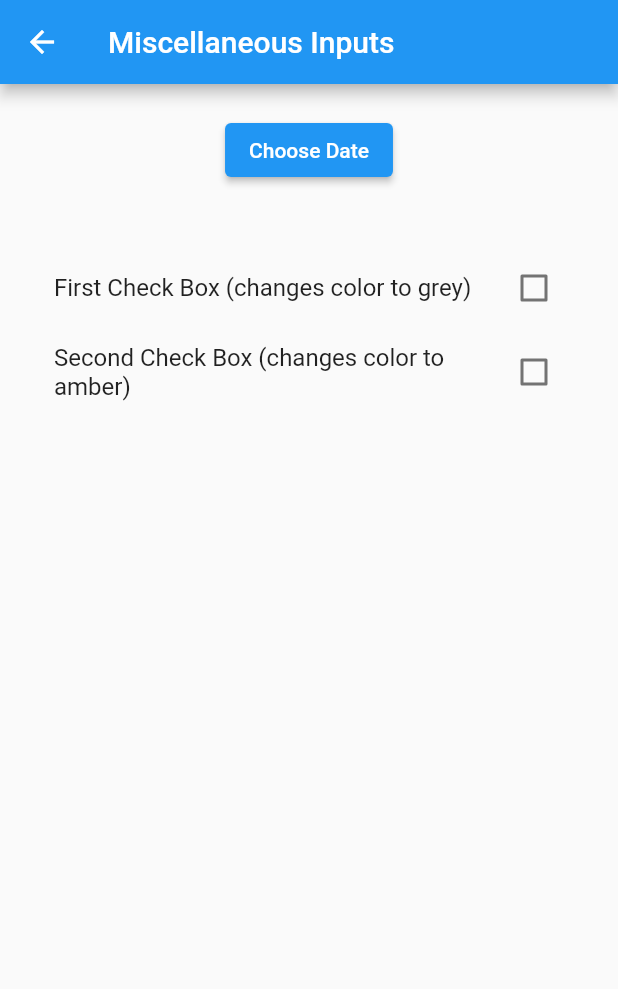
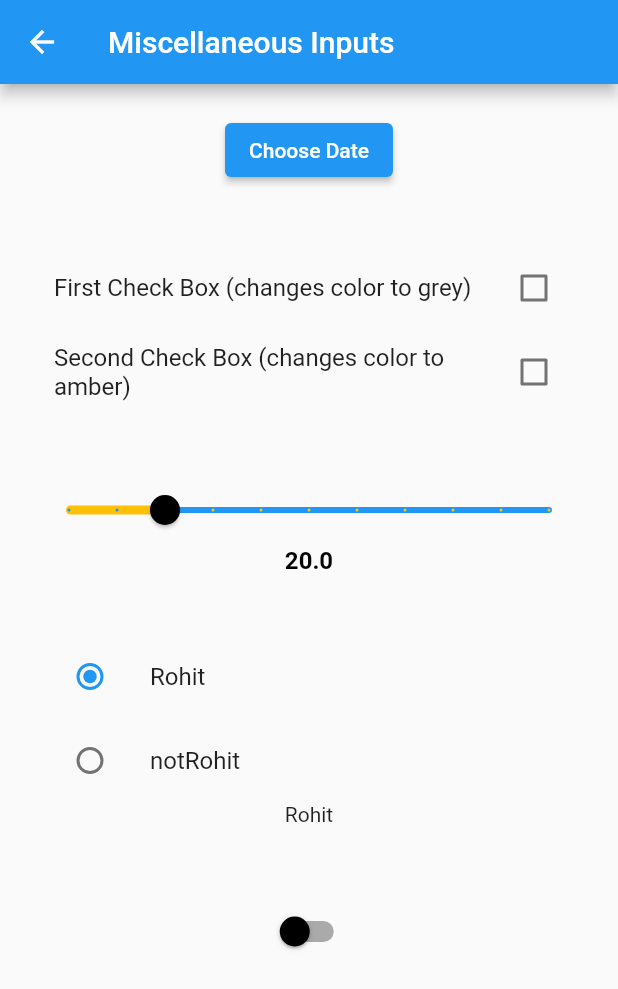
Before and after one commit to rohit0110/Basic-Training, a Flutter app: the MiscPage screen opened directly, on a phone screen of 412 x 824 dp. Shown: the top 989 px of the screen. Run offline on Flutter 3.47's test engine with Material 2 defaults, Android fonts, the phone set to English and light mode, and no system bars.

Commit message:
Added inputs to MiscPage

```diff
--- a/aesthetic/lib/diffButtons/diffButtons.dart
+++ b/aesthetic/lib/diffButtons/diffButtons.dart
@@ -16,11 +16,7 @@ class _DiffButtonsState extends State<DiffButtons> {
     return Scaffold(
       appBar: AppBar(title: const Text("Buttons Page")),
       body: Column(
-        children: [
-          const TextButtonz(),
-          const IconButtonz(),
-          const ElevatedButtonz()
-        ],
+        children: const [TextButtonz(), IconButtonz(), ElevatedButtonz()],
       ),
     );
   }
--- a/aesthetic/lib/miscellaneous/miscPage.dart
+++ b/aesthetic/lib/miscellaneous/miscPage.dart
@@ -1,5 +1,8 @@
 import 'package:aesthetic/miscellaneous/checkBoxed.dart';
 import 'package:aesthetic/miscellaneous/datePicker.dart';
+import 'package:aesthetic/miscellaneous/radioButtonz.dart';
+import 'package:aesthetic/miscellaneous/sliderInput.dart';
+import 'package:aesthetic/miscellaneous/switched.dart';
 import 'package:flutter/material.dart';
 
 class MiscPage extends StatefulWidget {
@@ -15,7 +18,13 @@ class _MiscPageState extends State<MiscPage> {
     return Scaffold(
       appBar: AppBar(title: const Text("Miscellaneous Inputs")),
       body: SingleChildScrollView(
-        child: Column(children: [DatePickerz(), CheckeredBoxes()]),
+        child: Column(children: const [
+          DatePickerz(),
+          CheckeredBoxes(),
+          SliderInput(),
+          RadioButtonz(),
+          Switched()
+        ]),
       ),
     );
   }
--- /dev/null
+++ b/aesthetic/lib/miscellaneous/radioButtonz.dart
@@ -0,0 +1,46 @@
+import 'package:flutter/material.dart';
+
+class RadioButtonz extends StatefulWidget {
+  const RadioButtonz({Key? key}) : super(key: key);
+
+  @override
+  State<RadioButtonz> createState() => _RadioButtonzState();
+}
+
+class _RadioButtonzState extends State<RadioButtonz> {
+  String? _person = "Rohit";
+  @override
+  Widget build(BuildContext context) {
+    return Container(
+      margin: const EdgeInsets.all(20),
+      child: Column(
+        children: [
+          ListTile(
+            title: const Text("Rohit"),
+            leading: Radio(
+                value: "Rohit",
+                groupValue: _person,
+                onChanged: (String? value) {
+                  setState(() {
+                    _person = value;
+                  });
+                }),
+          ),
+          ListTile(
+            title: const Text("notRohit"),
+            leading: Radio(
+                value: "notRohit",
+                groupValue: _person,
+                activeColor: Colors.amber,
+                onChanged: (String? value) {
+                  setState(() {
+                    _person = value;
+                  });
+                }),
+          ),
+          Text(_person!)
+        ],
+      ),
+    );
+  }
+}
--- /dev/null
+++ b/aesthetic/lib/miscellaneous/sliderInput.dart
@@ -0,0 +1,40 @@
+import 'package:flutter/material.dart';
+
+class SliderInput extends StatefulWidget {
+  const SliderInput({Key? key}) : super(key: key);
+
+  @override
+  State<SliderInput> createState() => _SliderInputState();
+}
+
+class _SliderInputState extends State<SliderInput> {
+  double _curVal = 20;
+  @override
+  Widget build(BuildContext context) {
+    return Container(
+      margin: const EdgeInsets.all(20),
+      child: Column(
+        children: [
+          Slider(
+              value: _curVal,
+              max: 100,
+              divisions: 10,
+              activeColor: Colors.amber,
+              inactiveColor: Colors.blue,
+              thumbColor: Colors.black,
+              label: "Slider Implement",
+              onChanged: (double value) {
+                setState(() {
+                  _curVal = value;
+                });
+              }),
+          Text(
+            _curVal.toString(),
+            style: const TextStyle(
+                color: Colors.black, fontSize: 16, fontWeight: FontWeight.bold),
+          ),
+        ],
+      ),
+    );
+  }
+}
--- /dev/null
+++ b/aesthetic/lib/miscellaneous/switched.dart
@@ -0,0 +1,31 @@
+import 'package:flutter/material.dart';
+
+class Switched extends StatefulWidget {
+  const Switched({Key? key}) : super(key: key);
+
+  @override
+  State<Switched> createState() => _SwitchedState();
+}
+
+class _SwitchedState extends State<Switched> {
+  bool _switchVal = false;
+  Color _containColor = Colors.transparent;
+  @override
+  Widget build(BuildContext context) {
+    return Container(
+      color: _containColor,
+      constraints: const BoxConstraints.expand(height: 100),
+      padding: const EdgeInsets.all(20),
+      child: Switch(
+          value: _switchVal,
+          activeColor: const Color.fromARGB(255, 255, 17, 0),
+          thumbColor: MaterialStateProperty.all(Colors.black),
+          onChanged: (bool val) {
+            setState(() {
+              _switchVal = val;
+              _containColor = _switchVal ? Colors.grey : Colors.transparent;
+            });
+          }),
+    );
+  }
+}
```
